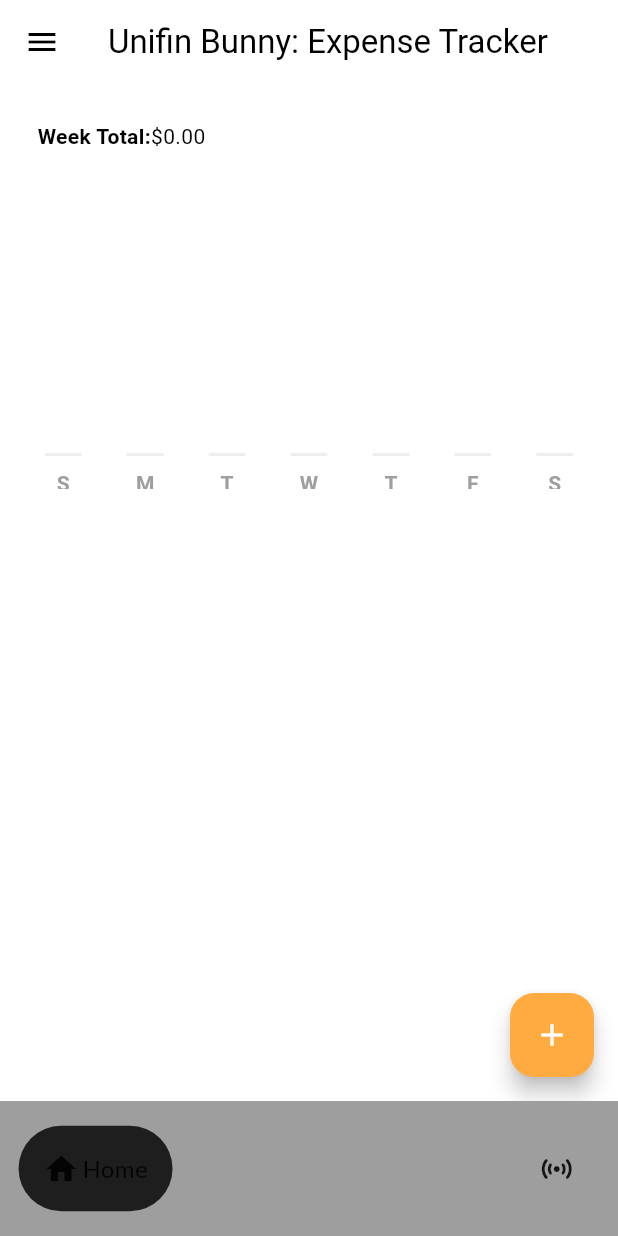
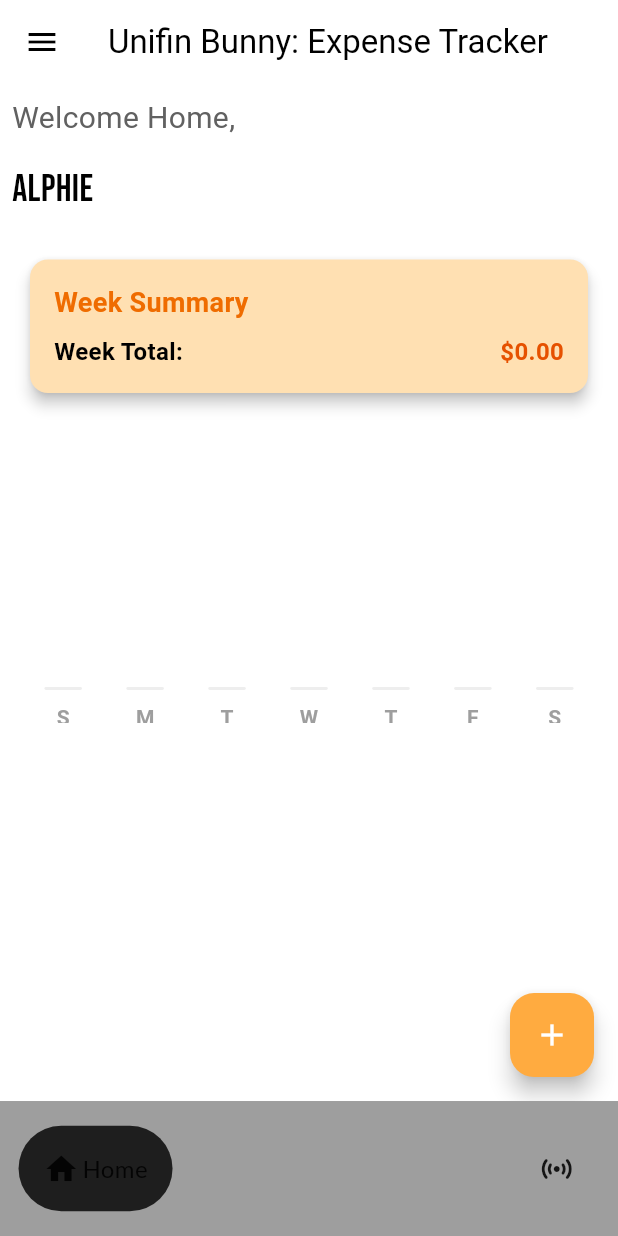
Before and after one commit to AntoineMHB/damaz_express, a Flutter app: the screen it shows once a user with an empty profile is signed in, on a phone screen of 412 x 824 dp. Run offline on Flutter 3.47's test engine with Material 3 defaults, Android fonts, the phone set to English and light mode, and no system bars; drawn by our look-alikes of fl_chart, google_nav_bar; our stand-ins replace battery_plus, carousel_slider, connectivity_plus, firebase_auth, firebase_core, flutter_credit_card and 12 more; missing offline and left inert: flutter_facebook_auth, geofence_service, sign_button, status_alert; accounts and stored records are empty; generated files the repository leaves out were written again; network calls fail; Roboto replaces fonts that are missing (Lato); statements that could not run were skipped.

Commit message:
Unifin bunny app 3 languages and welcome message

```diff
--- a/lib/components/expense_summary.dart
+++ b/lib/components/expense_summary.dart
@@ -90,16 +90,68 @@ class ExpenseSummary extends StatelessWidget {
             children: [
               // week total
               Padding(
-                padding: const EdgeInsets.all(25.0),
-                child: Row(
-                  children: [
-                    Text(
-                        'Week Total:',
-                     style: TextStyle(fontWeight: FontWeight.bold),),
-                    Text('\$${calculateWeekTotal(value, sunday, monday, tuesday, wednesday, thursday, friday, saturday)}')
-                  ],
-                ),
+                  padding: const EdgeInsets.all(16.0),
+                  child: Card(
+                    color: Colors.orange.shade100,
+                    shape: RoundedRectangleBorder(
+                      borderRadius: BorderRadius.circular(12.0),
+                    ),
+                    elevation: 4.0,
+                    child: Padding(
+                        padding: const EdgeInsets.all(16.0),
+                        child: Column(
+                          crossAxisAlignment: CrossAxisAlignment.start,
+                          children: [
+
+                            // Card tile
+                            Text(
+                              'Week Summary',
+                              style: TextStyle(
+                                fontWeight: FontWeight.bold,
+                                fontSize: 18.0,
+                                color: Colors.orange.shade800,
+                              ),
+                            ),
+                            const SizedBox(height: 8.0),
+
+                            // card content
+                            Row(
+                              mainAxisAlignment: MainAxisAlignment.spaceBetween,
+                              children: [
+                                Text(
+                                  "Week Total:",
+                                  style: TextStyle(
+                                    fontWeight: FontWeight.bold,
+                                    fontSize: 16.0,
+                                  ),
+                                ),
+
+                                  Text('\$${calculateWeekTotal(value, sunday, monday, tuesday, wednesday, thursday, friday, saturday)}',
+                                    style: TextStyle(
+                                      fontSize: 16.0,
+                                      fontWeight: FontWeight.bold,
+                                      color: Colors.orange.shade900,
+                                    ),),
+
+                              ],
+                            )
+                          ],
+                        ),
+                    ),
+
+                  ),
               ),
+              // Padding(
+              //   padding: const EdgeInsets.all(25.0),
+              //   child: Row(
+              //     children: [
+              //       Text(
+              //           'Week Total:',
+              //        style: TextStyle(fontWeight: FontWeight.bold),),
+              //       Text('\$${calculateWeekTotal(value, sunday, monday, tuesday, wednesday, thursday, friday, saturday)}')
+              //     ],
+              //   ),
+              // ),
 
               // bar graph
               SizedBox(
--- a/lib/pages/expense_page.dart
+++ b/lib/pages/expense_page.dart
@@ -3,7 +3,9 @@ import 'package:damaz/components/my_drawer.dart';
 import 'package:damaz/data/expense_data.dart';
 import 'package:damaz/models/expense_item.dart';
 import 'package:flutter/material.dart';
+import 'package:google_fonts/google_fonts.dart';
 import 'package:provider/provider.dart';
+import 'package:flutter_gen/gen_l10n/app_localizations.dart';
 
 import '../components/expense_tile.dart';
 import '../services/languageProvider.dart';
@@ -147,6 +149,24 @@ class _ExpensePageState extends State<ExpensePage> {
             child: Icon(Icons.add),
           ),
           body: ListView(children: [
+            // welcoming message
+            Padding(
+              padding: const EdgeInsets.all(8.0),
+              child: Text(
+                AppLocalizations.of(context)!.welcomeDevicesPage,
+                style: TextStyle(fontSize: 20, color: Colors.grey[700]),
+              ),
+            ),
+            Padding(
+              padding: const EdgeInsets.all(8.0),
+              child: Text(
+                "ALPHIE",
+                style: GoogleFonts.bebasNeue(
+                  fontSize: 25,
+                ),
+              ),
+            ),
+
             // weekly summary
             ExpenseSummary(startOfWeek: value.startOfWeekDate()),
 
--- a/lib/pages/settings_page.dart
+++ b/lib/pages/settings_page.dart
@@ -56,10 +56,10 @@ class SettingsPage extends StatelessWidget {
                       value: 'fr',
                       child: Text('Français'),
                     ),
-                    // DropdownMenuItem(
-                    //   value: 'es',
-                    //   child: Text('Español'),
-                    // ),
+                    DropdownMenuItem(
+                      value: 'es',
+                      child: Text('Español'),
+                    ),
                     // DropdownMenuItem(
                     //   value: 'rw',
                     //   child: Text('Kinya'),
```
